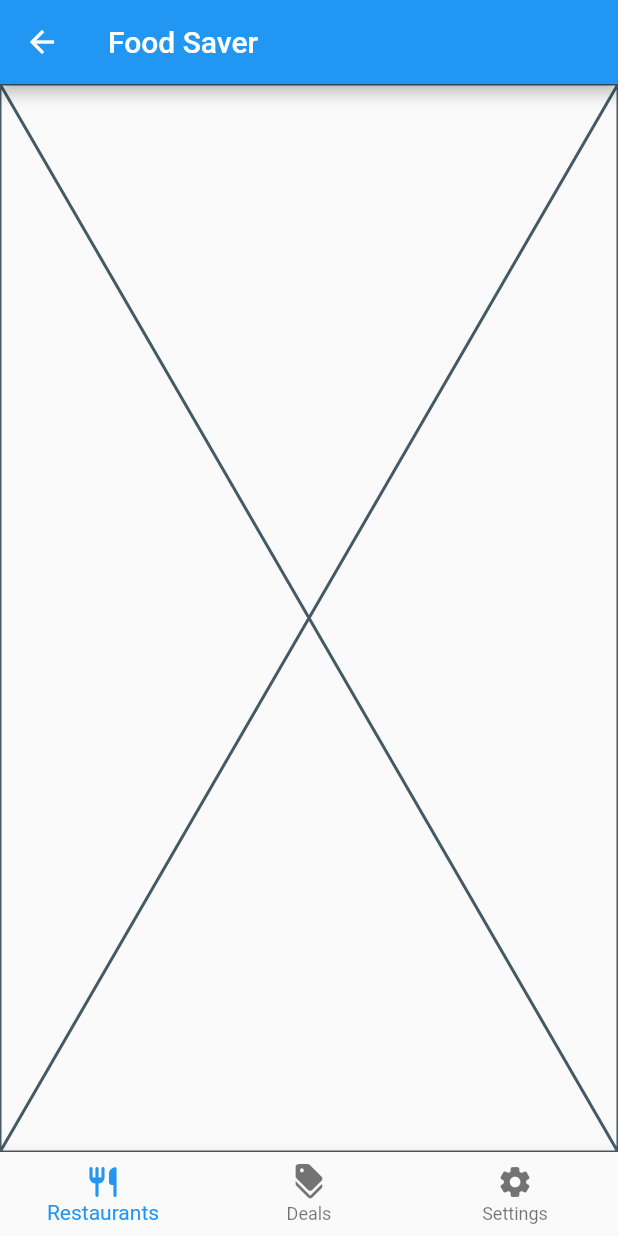
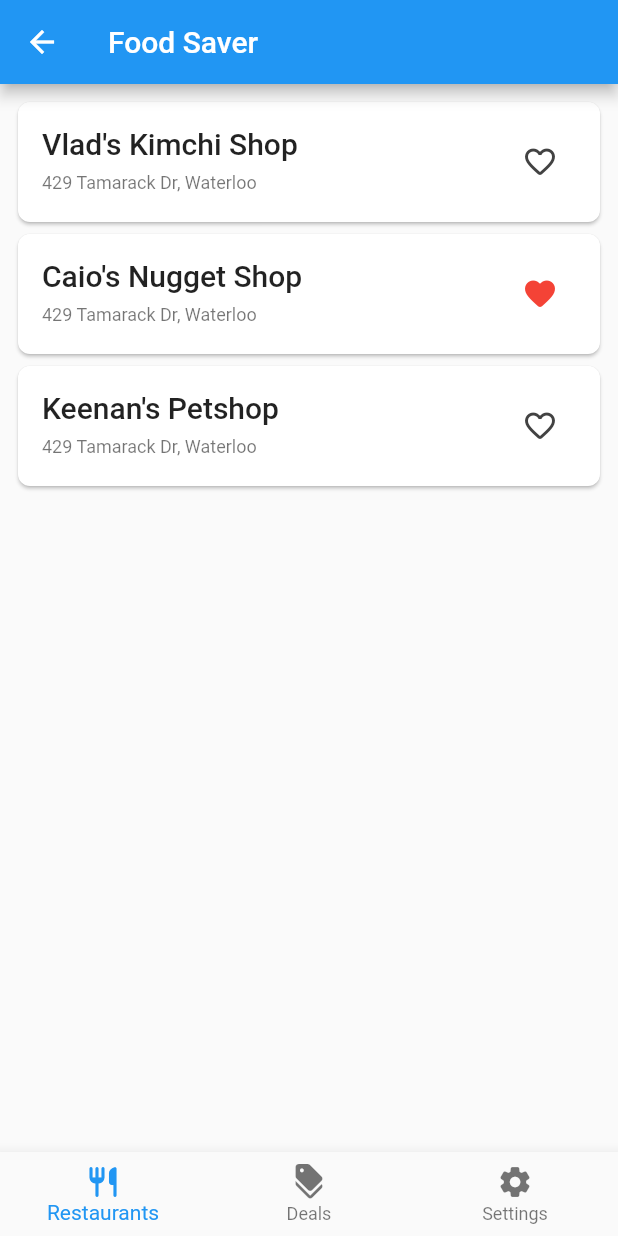
Before and after one commit to CaLouro/foodsaver-capstone, a Flutter app: the HomePage screen opened by its route, on a phone screen of 412 x 824 dp. Run offline on Flutter 3.47's test engine with Material 2 defaults, Android fonts, the phone set to English and light mode, and no system bars; our stand-ins replace firebase_auth, firebase_core, flutter_form_builder, form_builder_validators, get, rounded_loading_button; accounts and stored records are empty.

Commit message:
Business list UI

```diff
--- a/FoodSaverMobileApp/lib/application/controllers/home_controller.dart
+++ b/FoodSaverMobileApp/lib/application/controllers/home_controller.dart
@@ -1,5 +1,8 @@
+import 'package:flutter/foundation.dart';
 import 'package:get/get.dart';
 
+import '../../domain/classes/address.dart';
+import '../../domain/classes/business.dart';
 import '../../domain/exceptions/auth_exception.dart';
 import '../../domain/services/auth_service_interface.dart';
 import '../../view/utils/error_snackbar.dart';
@@ -7,6 +10,43 @@ import '../core/app_messages.dart';
 
 class HomeController extends GetxController {
   final RxInt currentTabIndex = RxInt(0);
+  final RxBool isLoading = RxBool(true);
+  final ObserverList<Business> businesses = ObserverList();
+
+  @override
+  void onInit() {
+    //  Temporary static values for UI testing.
+    isLoading.toggle();
+    businesses.add(
+      Business(
+        'Vlad\'s Kimchi Shop',
+        Address('429 Tamarack Dr', 'Waterloo', 'ON', 'N2L 4G9'),
+        'vlad@kimchii.ca',
+        '(123) 123-1234',
+        false,
+      ),
+    );
+    businesses.add(
+      Business(
+        'Caio\'s Nugget Shop',
+        Address('429 Tamarack Dr', 'Waterloo', 'ON', 'N2L 4G9'),
+        'vlad@kimchii.ca',
+        '(123) 123-1234',
+        true,
+      ),
+    );
+    businesses.add(
+      Business(
+        'Keenan\'s Petshop',
+        Address('429 Tamarack Dr', 'Waterloo', 'ON', 'N2L 4G9'),
+        'vlad@kimchii.ca',
+        '(123) 123-1234',
+        false,
+      ),
+    );
+
+    super.onInit();
+  }
 
   void changeCurrentTabIndex(int value) {
     currentTabIndex.value = value;
@@ -22,4 +62,12 @@ class HomeController extends GetxController {
       const ErrorSnackbar(AppMessages.genericErrorMessage).show();
     }
   }
+
+  void favoriteBusiness(Business business) {
+    print('favoriteBusiness: ${business.name} - ${business.isFavorite}');
+  }
+
+  void navigateToBusinessDetails(Business business) {
+    print('navigateToBusinessDetails: ${business.name}');
+  }
 }
--- /dev/null
+++ b/FoodSaverMobileApp/lib/domain/classes/address.dart
@@ -0,0 +1,30 @@
+class Address {
+  String addressLine;
+  String city;
+  String provinceCode;
+  String postalCode;
+
+  Address(this.addressLine, this.city, this.provinceCode, this.postalCode);
+
+  String presentAddress({
+    bool showCity = true,
+    bool showProvince = false,
+    bool showPostalCode = false,
+  }) {
+    StringBuffer buffer = StringBuffer(addressLine);
+
+    if (showCity) {
+      buffer.writeAll([', ', city]);
+    }
+
+    if (showProvince) {
+      buffer.writeAll([', ', provinceCode]);
+    }
+
+    if (showPostalCode) {
+      buffer.writeAll([', ', postalCode]);
+    }
+
+    return buffer.toString();
+  }
+}
--- /dev/null
+++ b/FoodSaverMobileApp/lib/domain/classes/business.dart
@@ -0,0 +1,17 @@
+import 'address.dart';
+
+class Business {
+  String name;
+  Address address;
+  String contactEmail;
+  String contactPhone;
+  bool isFavorite;
+
+  Business(
+    this.name,
+    this.address,
+    this.contactEmail,
+    this.contactPhone,
+    this.isFavorite,
+  );
+}
--- /dev/null
+++ b/FoodSaverMobileApp/lib/view/widgets/business_card.dart
@@ -0,0 +1,75 @@
+import 'package:flutter/material.dart';
+
+import '../../domain/classes/business.dart';
+import 'favorite_icon_button.dart';
+
+typedef VoidBusinessCallback = void Function(Business);
+
+class BusinessCard extends StatelessWidget {
+  final Business business;
+  final VoidBusinessCallback? onFavorite;
+  final VoidBusinessCallback? onPressed;
+
+  const BusinessCard({
+    Key? key,
+    required this.business,
+    this.onFavorite,
+    this.onPressed,
+  }) : super(key: key);
+
+  void onFavoriteIconPress(bool favoriteState) {
+    business.isFavorite = favoriteState;
+    onFavorite?.call(business);
+  }
+
+  VoidCallback? getOnTapBehaviour() {
+    return onPressed == null ? null : () => onPressed?.call(business);
+  }
+
+  @override
+  Widget build(BuildContext context) {
+    return Card(
+      shape: RoundedRectangleBorder(
+        borderRadius: BorderRadius.circular(8),
+      ),
+      child: InkWell(
+        onTap: getOnTapBehaviour(),
+        child: Padding(
+          padding: const EdgeInsets.all(16),
+          child: Row(
+            crossAxisAlignment: CrossAxisAlignment.start,
+            children: [
+              Expanded(
+                child: Column(
+                  crossAxisAlignment: CrossAxisAlignment.stretch,
+                  children: [
+                    Padding(
+                      padding: const EdgeInsets.only(bottom: 8),
+                      child: Text(
+                        business.name,
+                        style: Theme.of(context).textTheme.titleLarge,
+                        maxLines: 2,
+                        overflow: TextOverflow.ellipsis,
+                      ),
+                    ),
+                    Text(
+                      business.address.presentAddress(),
+                      style: Theme.of(context).textTheme.bodySmall,
+                    ),
+                  ],
+                ),
+              ),
+              Padding(
+                padding: const EdgeInsets.only(left: 8),
+                child: FavoriteIconButton(
+                  isFavorite: business.isFavorite,
+                  onPressed: onFavoriteIconPress,
+                ),
+              ),
+            ],
+          ),
+        ),
+      ),
+    );
+  }
+}
--- /dev/null
+++ b/FoodSaverMobileApp/lib/view/widgets/favorite_icon_button.dart
@@ -0,0 +1,64 @@
+import 'package:flutter/material.dart';
+
+typedef VoidBoolCallback = void Function(bool);
+
+class FavoriteIconButton extends StatefulWidget {
+  const FavoriteIconButton({
+    Key? key,
+    required this.isFavorite,
+    this.onPressed,
+  }) : super(key: key);
+
+  final bool isFavorite;
+  final VoidBoolCallback? onPressed;
+
+  @override
+  State<FavoriteIconButton> createState() => _FavoriteIconButtonState();
+}
+
+class _FavoriteIconButtonState extends State<FavoriteIconButton> {
+  late bool isFavorite;
+
+  void toggleFavorite() {
+    setState(() {
+      isFavorite = !isFavorite;
+    });
+    widget.onPressed?.call(isFavorite);
+  }
+
+  @override
+  void initState() {
+    super.initState();
+    isFavorite = widget.isFavorite;
+  }
+
+  @override
+  Widget build(BuildContext context) {
+    return IconButton(
+      onPressed: toggleFavorite,
+      icon: AnimatedSwitcher(
+        duration: const Duration(milliseconds: 200),
+        transitionBuilder: (child, animation) {
+          return FadeTransition(
+            opacity: animation,
+            child: ScaleTransition(
+              scale: animation,
+              child: child,
+            ),
+          );
+        },
+        child: isFavorite
+            ? const Icon(
+                Icons.favorite_rounded,
+                key: ValueKey(true),
+                color: Colors.red,
+              )
+            : Icon(
+                Icons.favorite_border_rounded,
+                key: const ValueKey(false),
+                color: Colors.grey.shade800,
+              ),
+      ),
+    );
+  }
+}
--- a/FoodSaverMobileApp/lib/view/widgets/restaurant_home_tab.dart
+++ b/FoodSaverMobileApp/lib/view/widgets/restaurant_home_tab.dart
@@ -1,10 +1,46 @@
 import 'package:flutter/material.dart';
+import 'package:get/get.dart';
+
+import '../../application/controllers/home_controller.dart';
+import 'business_card.dart';
 
 class RestaurantHomeTab extends StatelessWidget {
   const RestaurantHomeTab({Key? key}) : super(key: key);
 
   @override
   Widget build(BuildContext context) {
-    return const Placeholder();
+    final HomeController controller = Get.find();
+
+    return Obx(() {
+      if (controller.isLoading.value) {
+        return const Center(child: CircularProgressIndicator());
+      }
+
+      if (controller.businesses.isEmpty) {
+        return Center(
+          child: Padding(
+            padding: const EdgeInsets.all(48),
+            child: Text(
+              'There are no businesses available at this moment. Please try '
+              ' again another time.',
+              textAlign: TextAlign.center,
+              style: Theme.of(context).textTheme.titleMedium,
+            ),
+          ),
+        );
+      }
+
+      return ListView.builder(
+        padding: const EdgeInsets.all(8),
+        itemCount: controller.businesses.length,
+        itemBuilder: (context, index) {
+          return BusinessCard(
+            business: controller.businesses.elementAt(index),
+            onPressed: controller.navigateToBusinessDetails,
+            onFavorite: controller.favoriteBusiness,
+          );
+        },
+      );
+    });
   }
 }
```
